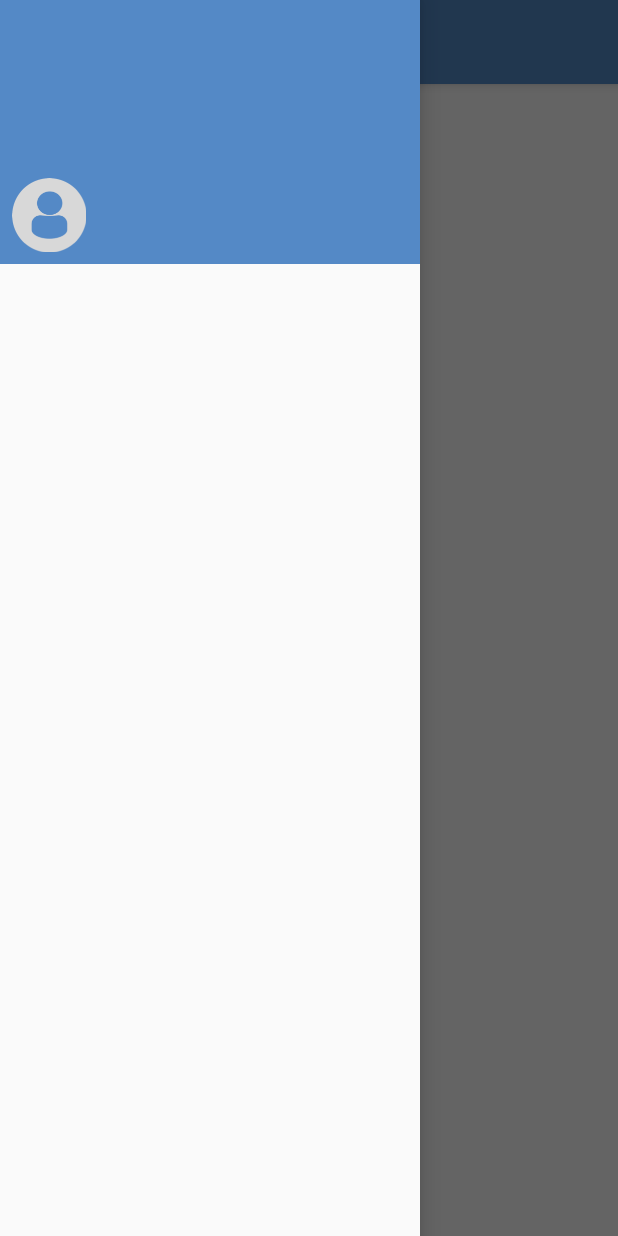
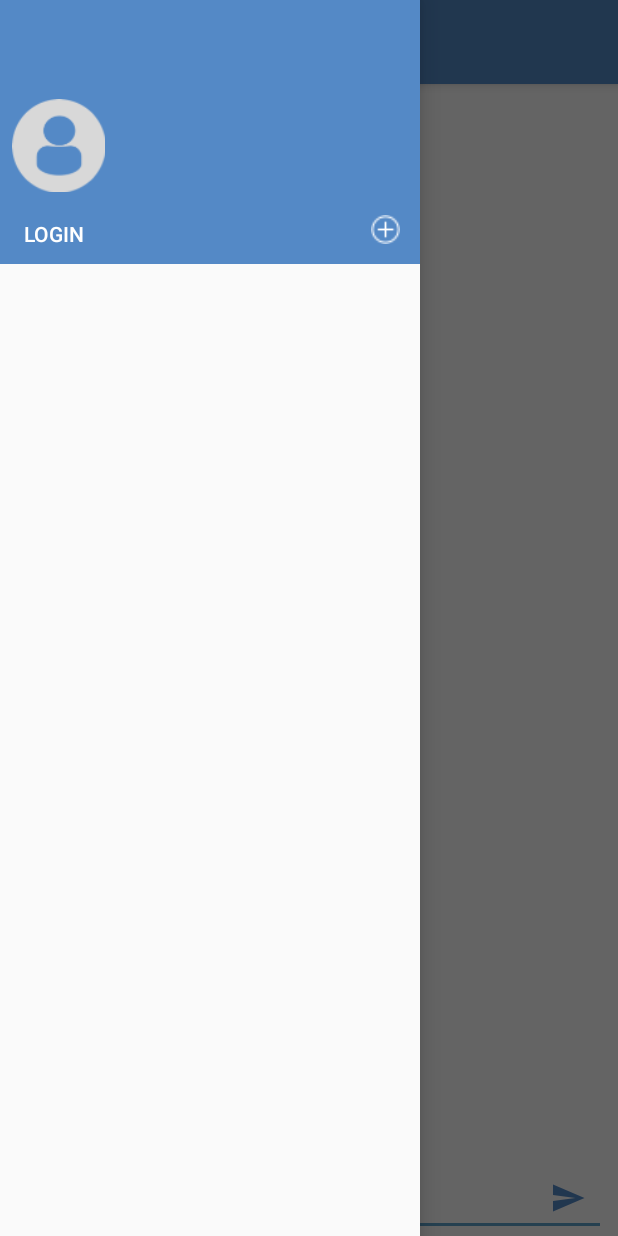
Before and after one commit to TheRealRobis/Smack, an Android app: the screen it shows after launch (MainActivity), with the side drawer open, on a phone screen of 412 x 824 dp. Run offline under Robolectric (Android 15) with nearby library versions, the phone set to English and light mode, and no system bars.

Commit message:
leason-02

```diff
--- a/app/src/main/java/com/robertasrob/smack/MainActivity.kt
+++ b/app/src/main/java/com/robertasrob/smack/MainActivity.kt
@@ -8,10 +8,11 @@ import android.support.v7.app.ActionBarDrawerToggle
 import android.support.v7.app.AppCompatActivity
 import android.view.Menu
 import android.view.MenuItem
+import android.view.View
 import kotlinx.android.synthetic.main.activity_main.*
 import kotlinx.android.synthetic.main.app_bar_main.*
 
-class MainActivity : AppCompatActivity(){
+class  MainActivity : AppCompatActivity(){
 
     override fun onCreate(savedInstanceState: Bundle?) {
         super.onCreate(savedInstanceState)
@@ -34,4 +35,17 @@ class MainActivity : AppCompatActivity(){
             super.onBackPressed()
         }
     }
+    fun loginBtnNavClicked(view: View){
+
+
+    }
+    fun addChannelClicked(view: View){
+
+
+    }
+    fun sendMsgBtnClicked(view: View){
+
+    }
+
+
 }
--- a/app/src/main/res/layout/content_main.xml
+++ b/app/src/main/res/layout/content_main.xml
@@ -10,12 +10,36 @@
         tools:context=".MainActivity">
 
     <TextView
-            android:layout_width="wrap_content"
+            android:layout_width="0dp"
             android:layout_height="wrap_content"
-            android:text="Hello World!"
-            app:layout_constraintBottom_toBottomOf="parent"
+            android:text="Please log in"
             app:layout_constraintLeft_toLeftOf="parent"
             app:layout_constraintRight_toRightOf="parent"
-            app:layout_constraintTop_toTopOf="parent"/>
+            app:layout_constraintTop_toTopOf="parent" android:layout_marginTop="8dp"
+            app:layout_constraintHorizontal_bias="0.498" android:textAlignment="center" android:id="@+id/mainChannelName"/>
+    <EditText
+            android:layout_width="0dp"
+            android:layout_height="wrap_content"
+            android:inputType="textMultiLine"
+            android:ems="10"
+            android:id="@+id/messageTextField"
+            app:layout_constraintBottom_toBottomOf="parent" android:layout_marginStart="8dp"
+            app:layout_constraintStart_toStartOf="parent" android:layout_marginEnd="8dp"
+            app:layout_constraintEnd_toEndOf="parent" android:hint="message:"/>
+    <ImageButton
+            android:layout_width="35dp"
+            android:layout_height="35dp" app:srcCompat="@drawable/ic_menu_send"
+            android:id="@+id/sendMessageBtn"
+            android:background="@android:color/transparent" android:tint="@color/colorPrimary"
+            android:layout_marginBottom="8dp" app:layout_constraintBottom_toBottomOf="parent"
+            android:layout_marginEnd="8dp" app:layout_constraintEnd_toEndOf="@+id/messageTextField"
+            android:onClick="sendMsgBtnClicked"/>
+    <android.support.v7.widget.RecyclerView
+            android:layout_width="0dp"
+            android:layout_height="0dp" app:layout_constraintEnd_toEndOf="parent"
+            android:layout_marginEnd="8dp" app:layout_constraintStart_toStartOf="parent"
+            android:layout_marginStart="8dp" android:layout_marginBottom="8dp"
+            app:layout_constraintBottom_toTopOf="@+id/messageTextField" android:layout_marginTop="8dp"
+            app:layout_constraintTop_toBottomOf="@+id/mainChannelName" android:id="@+id/messageListView"/>
 
 </android.support.constraint.ConstraintLayout>
--- a/app/src/main/res/layout/nav_header_main.xml
+++ b/app/src/main/res/layout/nav_header_main.xml
@@ -9,32 +9,47 @@
         android:gravity="bottom" android:id="@+id/linearLayout" tools:layout_editor_absoluteY="81dp">
 
     <ImageView
-            android:layout_width="wrap_content"
-            android:layout_height="wrap_content"
+            android:layout_width="70dp"
+            android:layout_height="70dp"
             android:paddingTop="@dimen/nav_header_vertical_spacing"
             app:srcCompat="@drawable/profiledefault"
             android:contentDescription="@string/nav_header_desc"
-            android:id="@+id/imageView"
-            android:layout_marginStart="8dp"
-            app:layout_constraintStart_toStartOf="parent" android:layout_marginBottom="8dp"
-            app:layout_constraintBottom_toBottomOf="parent"/>
+            android:id="@+id/userImageNavHeader"
+            android:layout_marginStart="4dp"
+            app:layout_constraintStart_toStartOf="parent"
+            app:layout_constraintBottom_toTopOf="@+id/loginButtonNavHeader" android:layout_marginBottom="12dp"/>
 
     <TextView
             android:layout_width="wrap_content"
             android:layout_height="wrap_content"
             android:paddingTop="@dimen/nav_header_vertical_spacing"
             android:textAppearance="@style/TextAppearance.AppCompat.Body1"
-            android:id="@+id/textView2"
+            android:id="@+id/userNameNavHeader"
             tools:text="JonnyB"
-            app:layout_constraintStart_toEndOf="@+id/imageView" android:layout_marginStart="8dp"
-            app:layout_constraintTop_toTopOf="@+id/imageView"/>
+            app:layout_constraintStart_toEndOf="@+id/userImageNavHeader" android:layout_marginStart="8dp"
+            app:layout_constraintTop_toTopOf="@+id/userImageNavHeader"/>
 
     <TextView
             android:layout_width="wrap_content"
             android:layout_height="wrap_content"
-            android:id="@+id/textView"
-            tools:text="jonny@devslopes.com" app:layout_constraintStart_toEndOf="@+id/imageView"
+            android:id="@+id/userEmailNavHeader"
+            tools:text="jonny@devslopes.com" app:layout_constraintStart_toEndOf="@+id/userImageNavHeader"
             android:layout_marginStart="8dp"
-            app:layout_constraintTop_toBottomOf="@+id/textView2"/>
+            app:layout_constraintTop_toBottomOf="@+id/userNameNavHeader"/>
+    <Button
+            android:layout_width="wrap_content"
+            android:layout_height="32dp"
+            android:id="@+id/loginButtonNavHeader" android:text="Login"
+            android:background="@android:color/transparent"
+            app:layout_constraintBottom_toBottomOf="parent"
+            app:layout_constraintStart_toStartOf="parent" android:onClick="loginBtnNavClicked"
+            android:layout_marginBottom="4dp" android:layout_marginStart="16dp" android:textAlignment="viewStart"/>
+    <ImageButton
+            android:layout_width="30dp"
+            android:layout_height="30dp" app:srcCompat="@drawable/addchannelbutton"
+            android:id="@+id/addChannelBtn"
+            android:background="@android:color/transparent" android:scaleType="fitXY" android:padding="5dp"
+            android:layout_marginEnd="8dp" app:layout_constraintEnd_toEndOf="parent" android:layout_marginBottom="8dp"
+            app:layout_constraintBottom_toBottomOf="parent" android:onClick="addChannelClicked"/>
 
 </android.support.constraint.ConstraintLayout>
```
